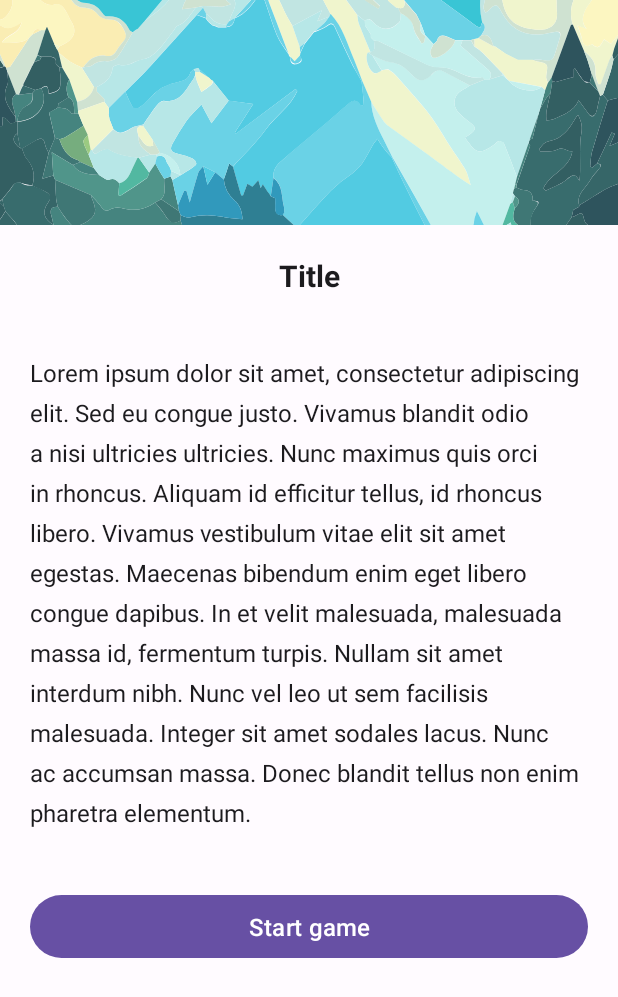
After one commit to dhnxx/Luid-Language-Learning-App, an Android app: the layout fragment_story.xml on its own in the app's theme, with its tools: preview values and no code run, on a phone screen of 412 x 824 dp. The commit adds this screen. Shown: the top 997 px of the screen. Run offline under Robolectric (Android 15) with nearby library versions, the phone set to English and light mode, and no system bars.

Commit message:
Added Story fragment

```diff
--- a/app/build.gradle
+++ b/app/build.gradle
@@ -46,7 +46,7 @@ dependencies {
     implementation 'androidx.constraintlayout:constraintlayout:2.1.4'
     implementation 'androidx.navigation:navigation-fragment-ktx:2.5.3'
     implementation 'androidx.navigation:navigation-ui-ktx:2.5.3'
-    implementation 'androidx.core:core:1.5.0'
+    implementation 'androidx.core:core:1.10.1'
     implementation 'androidx.recyclerview:recyclerview:1.3.0'
     implementation 'com.google.firebase:protolite-well-known-types:18.0.0'
     implementation 'androidx.gridlayout:gridlayout:1.0.0'
--- a/app/src/main/java/com/example/luid/fragments/mainmenu/gamemodes/SentenceConstruction.kt
+++ b/app/src/main/java/com/example/luid/fragments/gamemodes/SentenceConstruction.kt
@@ -1,4 +1,4 @@
-package com.example.luid.fragments.mainmenu.gamemodes
+package com.example.luid.fragments.gamemodes
 
 import androidx.appcompat.app.AppCompatActivity
 import android.os.Bundle
--- a/app/src/main/java/com/example/luid/fragments/mainmenu/gamemodes/SentenceFragment.kt
+++ b/app/src/main/java/com/example/luid/fragments/gamemodes/SentenceFragment.kt
@@ -1,4 +1,4 @@
-package com.example.luid.fragments.mainmenu.gamemodes
+package com.example.luid.fragments.gamemodes
 
 import android.os.Bundle
 import android.widget.ProgressBar
@@ -20,7 +20,10 @@ class SentenceFragment : AppCompatActivity() {
     override fun onCreate(savedInstanceState: Bundle?) {
         super.onCreate(savedInstanceState)
         setContentView(R.layout.activity_sentencefragment)
+
+
         progressBar = findViewById(R.id.progressBar)
+
         progressBar.progress = 1
 
         recyclerView = findViewById(R.id.recyclerView)
--- a/app/src/main/java/com/example/luid/fragments/mainmenu/TabPhaseReview.kt
+++ b/app/src/main/java/com/example/luid/fragments/mainmenu/TabPhaseReview.kt
@@ -22,6 +22,10 @@ class TabPhaseReview : Fragment() {
     ): View? {
         val view = inflater.inflate(R.layout.fragment_tab_phase_review, container, false)
 
+        val bottomNav = activity?.findViewById<View>(R.id.bottomNavigationView)
+        bottomNav?.isEnabled = false
+        bottomNav?.visibility = View.GONE
+
         tabLayout = view.findViewById(R.id.tabLayout)
         viewPager = view.findViewById(R.id.viewPager2)
         adapter = TabPRAdapter(childFragmentManager, lifecycle)
--- a/app/src/main/res/layout/activity_word_association.xml
+++ b/app/src/main/res/layout/activity_word_association.xml
@@ -4,7 +4,7 @@
     xmlns:tools="http://schemas.android.com/tools"
     android:layout_width="match_parent"
     android:layout_height="match_parent"
-    tools:context=".fragments.mainmenu.gamemodes.WordAssociation">
+    tools:context=".fragments.gamemodes.WordAssociation">
 
     <LinearLayout
         android:id="@+id/toolbar"
--- /dev/null
+++ b/app/src/main/res/layout/fragment_story.xml
@@ -0,0 +1,53 @@
+<?xml version="1.0" encoding="utf-8"?>
+<ScrollView xmlns:android="http://schemas.android.com/apk/res/android"
+    xmlns:tools="http://schemas.android.com/tools"
+    android:layout_width="match_parent"
+    android:layout_height="wrap_content">
+
+    <LinearLayout
+        android:layout_width="match_parent"
+        android:layout_height="wrap_content"
+        android:orientation="vertical">
+
+
+
+    <ImageView
+        android:layout_width="match_parent"
+        android:layout_height="150dp"
+        android:src="@drawable/about_background"
+        android:scaleType="center">
+
+    </ImageView>
+<TextView
+        android:layout_width="match_parent"
+        android:layout_height="wrap_content"
+        android:text="Title"
+        android:textSize="20sp"
+        android:textStyle="bold"
+        android:layout_margin="20dp"
+        android:gravity="center"
+        android:textColor="?attr/colorOnSurface"/>
+
+    <TextView
+        android:layout_width="match_parent"
+        android:layout_height="wrap_content"
+        android:text="@string/lorem"
+        android:padding="20dp"
+        android:lineSpacingExtra="8dp"
+        android:textSize="16sp"
+        android:textAlignment="viewStart"
+        android:textColor="?attr/colorOnSurface"/>
+
+
+        <Button
+            android:layout_width="match_parent"
+            android:layout_height="50dp"
+            android:layout_margin="20dp"
+            android:textSize="16sp"
+            android:text="Start game">
+
+        </Button>
+
+
+    </LinearLayout>
+</ScrollView>
--- a/app/src/main/res/layout/sentencecontruction_view.xml
+++ b/app/src/main/res/layout/sentencecontruction_view.xml
@@ -9,7 +9,7 @@
     <androidx.constraintlayout.widget.ConstraintLayout
         android:layout_width="match_parent"
         android:layout_height="wrap_content"
-        tools:context=".fragments.mainmenu.gamemodes.WordAssociation">
+        tools:context=".fragments.gamemodes.WordAssociation">
 
 
         <LinearLayout
--- a/app/src/main/res/layout/sentencefragmentview.xml
+++ b/app/src/main/res/layout/sentencefragmentview.xml
@@ -4,7 +4,7 @@
     xmlns:tools="http://schemas.android.com/tools"
     android:layout_width="match_parent"
     android:layout_height="wrap_content"
-    tools:context=".fragments.mainmenu.gamemodes.WordAssociation">
+    tools:context=".fragments.gamemodes.WordAssociation">
 
 
     <TextView
--- a/app/src/main/res/layout/word_association_view.xml
+++ b/app/src/main/res/layout/word_association_view.xml
@@ -5,7 +5,7 @@
     xmlns:tools="http://schemas.android.com/tools"
     android:layout_width="match_parent"
     android:layout_height="match_parent"
-    tools:context=".fragments.mainmenu.gamemodes.WordAssociation">
+    tools:context=".fragments.gamemodes.WordAssociation">
 
 
 
```
Also changed, not shown: app/src/main/AndroidManifest.xml (+6 -4 lines), app/src/main/java/com/example/luid/adapters/PhaseOneAdapter.kt (+52 -8 lines), app/src/main/java/com/example/luid/fragments/gamemodes/WordAssociation.kt (renamed from app/src/main/java/com/example/luid/fragments/mainmenu/gamemodes/WordAssociation.kt, +14 -6 lines), app/src/main/java/com/example/luid/fragments/mainmenu/PhaseFragment.kt (+18 -12 lines), app/src/main/java/com/example/luid/fragments/mainmenu/storyFragment.kt (added, +18 -0 lines), app/src/main/res/navigation/nav_graph.xml (+6 -12 lines).
